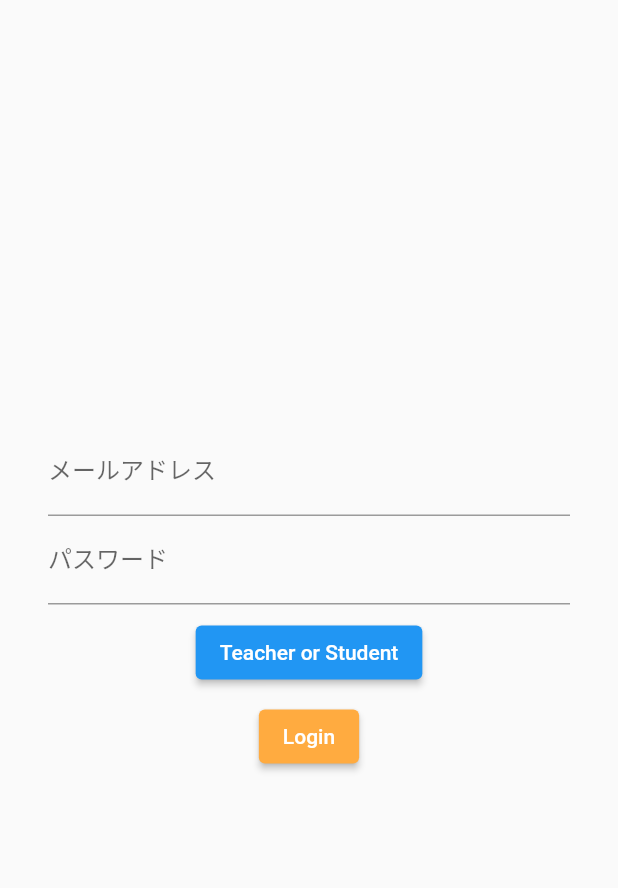
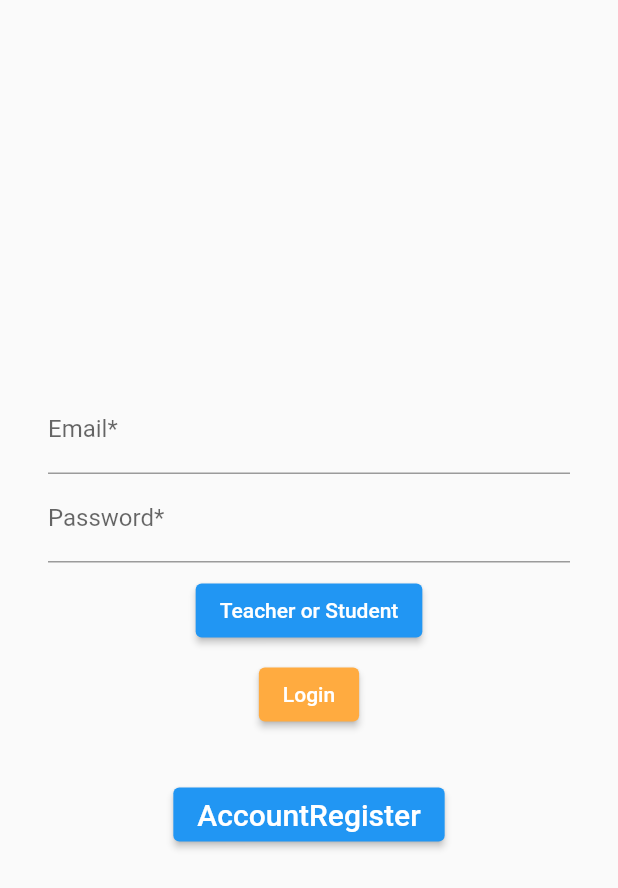
Before and after one commit to katsualonso14/ChineseSNS, a Flutter app: the screen it shows after launch, on a phone screen of 412 x 824 dp. Shown: the top 888 px of the screen. Run offline on Flutter 3.47's test engine with Material 2 defaults, Android fonts, the phone set to English and light mode, and no system bars; our stand-ins replace cloud_firestore, firebase_auth, firebase_core; accounts and stored records are empty.

Commit message:
add RegisterPage

```diff
--- a/lib/Pages/SingInPage.dart
+++ b/lib/Pages/SingInPage.dart
@@ -1,4 +1,5 @@
 import 'package:chinese_sns/Pages/PostPage.dart';
+import 'package:chinese_sns/Pages/Register.dart';
 import 'package:firebase_auth/firebase_auth.dart';
 
 import 'package:flutter/cupertino.dart';
@@ -10,11 +11,23 @@ class SignInPage extends StatefulWidget {
   _SignInPage createState() => _SignInPage();
 }
 
-class _SignInPage extends State<SignInPage> {
+  class _SignInPage extends State<SignInPage> {
   String Email = "";
   String Password = "";
   // 登録・ログインに関する情報を表示
   String infoText = "";
+
+  final GlobalKey<FormState> _registerFormKey = GlobalKey<FormState>();
+  late TextEditingController nameInputController;
+  late TextEditingController emailInputController;
+  late TextEditingController pwdInputController;
+
+  initState() {
+    nameInputController = TextEditingController();
+    emailInputController = TextEditingController();
+    pwdInputController = TextEditingController();
+    super.initState();
+  }
 
   @override
   Widget build(BuildContext context) {
@@ -26,7 +39,11 @@ class _SignInPage extends State<SignInPage> {
             mainAxisSize: MainAxisSize.min, //カラムの位置を調整できるように軸方向のサイズを最小に
             children: <Widget>[
               TextFormField(
-                decoration: InputDecoration(labelText: "メールアドレス"),
+                decoration: InputDecoration(
+                    labelText: 'Email*', hintText: "example@gmail.com"),
+                controller: emailInputController,
+                keyboardType: TextInputType.emailAddress,
+                validator: emailValidator,
                 onChanged: (String value) {
                   setState(() {
                     Email = value;
@@ -34,8 +51,11 @@ class _SignInPage extends State<SignInPage> {
                 },
               ),
               TextFormField(
-                decoration: InputDecoration(labelText: "パスワード"),
+                decoration: InputDecoration(
+                    labelText: 'Password*', hintText: "********"),
+                controller: pwdInputController,
                 obscureText: true,
+                validator: pwdValidator,
                 onChanged: (String value) {
                   setState(() {
                     Password = value;
@@ -68,7 +88,7 @@ class _SignInPage extends State<SignInPage> {
                     });
                     Navigator.of(context).pushReplacement(
                         MaterialPageRoute(builder: (context){
-                          return PostPage();
+                          return PostPage(auth.currentUser!.uid);
                         })
                     );
                   } catch (e) {
@@ -85,6 +105,23 @@ class _SignInPage extends State<SignInPage> {
               ),
               const SizedBox(height: 8),
               Text(infoText),
+              const SizedBox(height: 8),
+              ElevatedButton(
+                onPressed: () {
+                  Navigator.of(context).pushReplacement(
+                      MaterialPageRoute(builder: (context) {
+                        return RegisterPage();
+                      })
+                  );
+                },
+                child: const Text(
+                  'AccountRegister',
+                  style: TextStyle(
+                    fontSize: 20,
+                    color: Colors.white,
+                  ),
+                ),
+              )
             ],
           ),
         ),
@@ -136,4 +173,21 @@ class _SignInPage extends State<SignInPage> {
       _selectedItem = _items[index];
     });
   }
+
+  //文字列チェック関数
+  String? emailValidator(String? value) {
+    String pattern =
+        r'^(([^<>()[\]\\.,;:\s@\"]+(\.[^<>()[\]\\.,;:\s@\"]+)*)|(\".+\"))@((\[[0-9]{1,3}\.[0-9]{1,3}\.[0-9]{1,3}\.[0-9]{1,3}\])|(([a-zA-Z\-0-9]+\.)+[a-zA-Z]{2,}))$';
+    RegExp regex = RegExp(pattern);
+    if (!regex.hasMatch(value!)) {
+      return '正しいEmailのフォーマットで入力してください';
+    }
+
+  }
+// ８文字以上をチェック
+    String? pwdValidator(String? value) {
+      if (value!.length < 8) {
+        return 'パスワードは8文字以上で入力してください';
+      }
+    }
 }
--- a/lib/main.dart
+++ b/lib/main.dart
@@ -24,7 +24,7 @@ class MyApp extends StatelessWidget {
         }
         if (snapshot.hasData) {
           // User が null でなない、つまりサインイン済みのホーム画面へ
-          return const PostPage();
+          return const SignInPage();
         }
         // User が null である、つまり未サインインのサインイン画面へ
         return const SignInPage();
```
Also changed, not shown: lib/Pages/PostPage.dart (+14 -9 lines), lib/Pages/Register.dart (added, +138 -0 lines).
